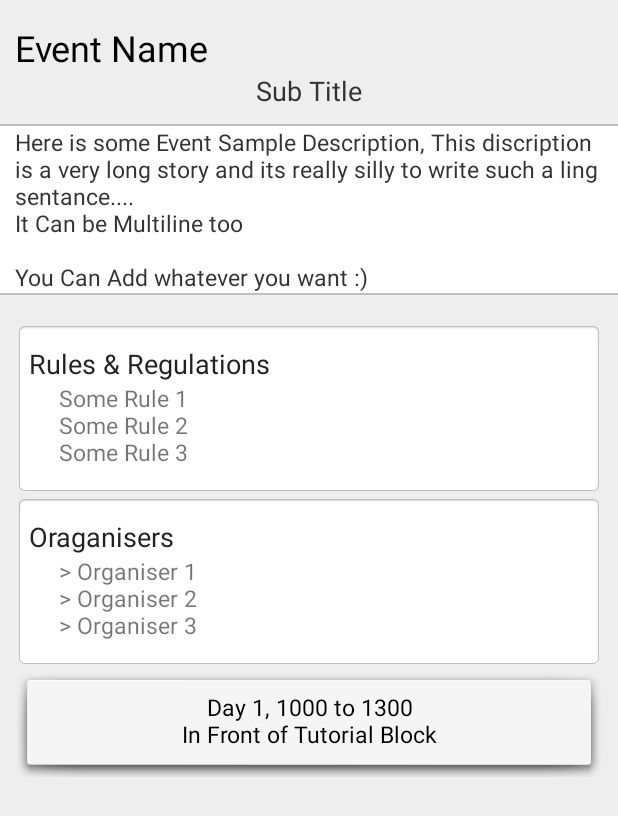
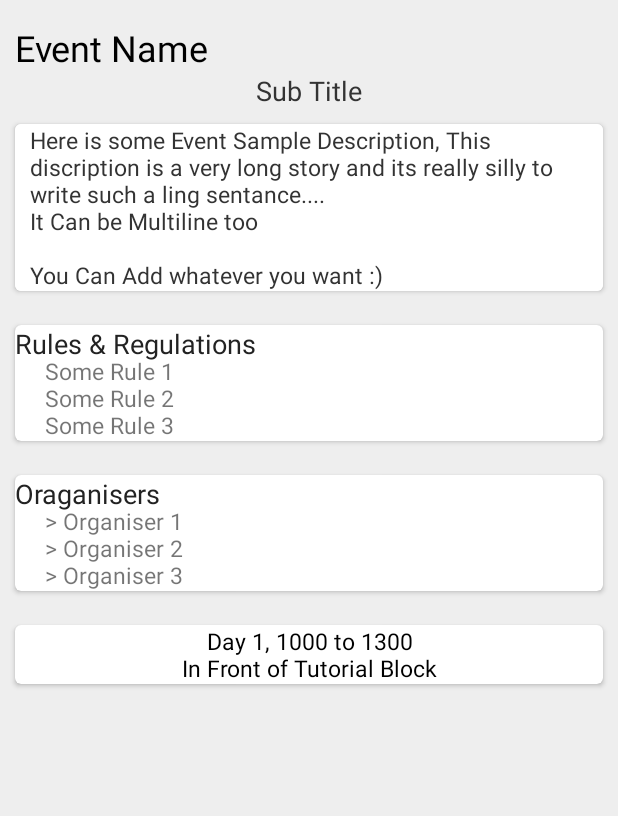
Before and after one commit to Njack-IITP/Anwesha17-android, an Android app: the layout content_event_details.xml on its own in the app's theme, with its tools: preview values and no code run, on a phone screen of 412 x 824 dp. Shown: the top 816 px of the screen. Run offline under Robolectric (Android 15) with nearby library versions, the phone set to English and light mode, and no system bars.

Commit message:
Card View Implemented

```diff
--- a/app/build.gradle
+++ b/app/build.gradle
@@ -26,5 +26,6 @@ dependencies {
     compile 'com.android.support:support-v4:23.0.1'
     compile 'com.android.support:design:23.0.1'
     compile 'com.google.android.gms:play-services:8.1.0'
+    compile 'com.android.support:cardview-v7:23.0.+'
     compile files('lib/volley.jar')
 }
--- a/app/src/main/java/in/ac/iitp/anwesha/EventList.java
+++ b/app/src/main/java/in/ac/iitp/anwesha/EventList.java
@@ -132,13 +132,15 @@ public class EventList extends AppCompatActivity
             tv.setText(getItem(position).name);
             TextView tvdesc = (TextView) convertView.findViewById(R.id.tv_event_list_element_desc);
             tvdesc.setText(getItem(position).desc);
-            ImageView iv = (ImageView) convertView.findViewById(R.id.iv_event_list_back);
+           //Alternate white black card
+            /*ImageView iv = (ImageView) convertView.findViewById(R.id.iv_event_list_back);
             View v=convertView.findViewById(R.id.fab);
             v.setTag(position);
             v.setOnClickListener(this);
             if(position%2==0)
                 iv.setVisibility(View.GONE);
             else iv.setVisibility(View.VISIBLE);
+            */
             return convertView;
         }
 
--- a/app/src/main/res/layout/content_event_details.xml
+++ b/app/src/main/res/layout/content_event_details.xml
@@ -27,7 +27,7 @@
                     android:layout_width="match_parent"
                     android:layout_height="wrap_content"
                     android:paddingTop="15dp"
-                    android:paddingBottom="18dp">
+                    android:paddingBottom="1dp">
 
                     <TextView
                         android:layout_width="wrap_content"
@@ -40,8 +40,9 @@
                         android:text="Event Name"
                         android:id="@+id/event_details_title" />
                     <TextView
-                        android:layout_width="wrap_content"
+                        android:layout_width="match_parent"
                         android:layout_height="wrap_content"
+                        android:gravity="center_horizontal"
                         android:paddingLeft="10dp"
                         android:paddingRight="10dp"
                         android:text="Sub Title"
@@ -50,11 +51,17 @@
 
                         android:layout_gravity="center_horizontal"
                         android:id="@+id/event_details_subtitle"/>
-                    <ImageView
-                        android:layout_marginTop="10dp"
-                        android:layout_width="match_parent"
+                    <android.support.v7.widget.CardView
+                          xmlns:card_view="http://schemas.android.com/apk/res-auto"
+                          android:id="@+id/card_view"
+                          android:layout_gravity="center"
+                          android:layout_width="wrap_content"
                           android:layout_height="wrap_content"
-                        android:background="@android:drawable/divider_horizontal_textfield"/>
+                          card_view:cardCornerRadius="4dp"
+                            android:layout_marginLeft="10dp"
+                        android:layout_margin="10dp"
+                        >
+
                         <TextView
                             android:background="#FFF"
 
@@ -66,29 +73,35 @@
                             android:textColor="#333"
                             android:id="@+id/event_details_story"
                             android:text="Here is some Event Sample Description, This discription is a very long story and its really silly to write such a ling sentance....\nIt Can be Multiline too\n\nYou Can Add whatever you want :)"/>
-                    <ImageView
-                        android:layout_width="match_parent"
-                        android:layout_height="wrap_content"
-                        android:background="@android:drawable/divider_horizontal_textfield"/>
+
+                    </android.support.v7.widget.CardView>
 
                 </LinearLayout>
 
                 <LinearLayout
                     android:orientation="vertical"
-                    android:background="@android:drawable/editbox_background"
                     android:layout_width="match_parent"
                     android:layout_height="wrap_content"
+                    android:paddingTop="1dp"
+                    android:paddingBottom="1dp">
+                    <android.support.v7.widget.CardView
+                        xmlns:card_view="http://schemas.android.com/apk/res-auto"
+                        android:id="@+id/card_view1"
+                        android:layout_gravity="center"
+                        android:layout_width="match_parent"
+                        android:layout_height="wrap_content"
+                        card_view:cardCornerRadius="4dp"
                         android:layout_marginLeft="10dp"
-                    android:layout_marginRight="10dp"
-                    android:paddingTop="15dp"
+                        android:layout_margin="10dp"
+                        >
 
-                    android:paddingBottom="18dp">
                         <TextView
                             android:layout_width="wrap_content"
                             android:layout_height="wrap_content"
                             android:text="Rules &amp; Regulations"
                             android:textSize="18dp"
                             android:textColor="#222"/>
+
                         <TextView
                             android:layout_marginRight="5dp"
                             android:layout_width="match_parent"
@@ -96,19 +109,32 @@
                             android:paddingRight="30dp"
                             android:layout_height="wrap_content"
                             android:textSize="15sp"
+                            android:paddingTop="20dp"
                             android:id="@+id/event_details_rules"
 
                             android:text="Some Rule 1\nSome Rule 2\nSome Rule 3"/>
+
+                    </android.support.v7.widget.CardView>
+
+
                 </LinearLayout>
                 <LinearLayout
                     android:orientation="vertical"
                     android:layout_width="match_parent"
                     android:layout_height="wrap_content"
+                    android:paddingTop="1dp"
+                    android:paddingBottom="1dp">
+
+                    <android.support.v7.widget.CardView
+                        xmlns:card_view="http://schemas.android.com/apk/res-auto"
+                        android:id="@+id/card_view2"
+                        android:layout_gravity="center"
+                        android:layout_width="match_parent"
+                        android:layout_height="wrap_content"
+                        card_view:cardCornerRadius="4dp"
                         android:layout_marginLeft="10dp"
-                    android:layout_marginRight="10dp"
-                    android:background="@android:drawable/editbox_background"
-                    android:paddingTop="15dp"
-                    android:paddingBottom="18dp">
+                        android:layout_margin="10dp"
+                        >
                         <TextView
                             android:layout_width="wrap_content"
                             android:layout_height="wrap_content"
@@ -119,12 +145,15 @@
                             android:layout_marginRight="5dp"
                             android:paddingLeft="20dp"
                             android:paddingRight="30dp"
+                            android:paddingTop="20dp"
                             android:layout_width="match_parent"
                             android:layout_height="wrap_content"
                             android:textSize="15sp"
                             android:id="@+id/event_details_organisers"
 
                             android:text="> Organiser 1\n> Organiser 2\n> Organiser 3"/>
+                    </android.support.v7.widget.CardView>
+
 
                 </LinearLayout>
                 <FrameLayout
@@ -137,11 +166,19 @@
                     android:orientation="vertical"
                     android:layout_width="match_parent"
                     android:layout_height="wrap_content"
+                    android:paddingTop="1dp"
+                    android:paddingBottom="1dp">
+
+                    <android.support.v7.widget.CardView
+                        xmlns:card_view="http://schemas.android.com/apk/res-auto"
+                        android:id="@+id/card_view3"
+                        android:layout_gravity="center"
+                        android:layout_width="match_parent"
+                        android:layout_height="wrap_content"
+                        card_view:cardCornerRadius="4dp"
                         android:layout_marginLeft="10dp"
-                    android:background="@android:drawable/dialog_holo_light_frame"
-                    android:layout_marginRight="10dp"
-                    android:paddingTop="15dp"
-                    android:paddingBottom="18dp">
+                        android:layout_margin="10dp"
+                        >
                         <TextView
                             android:layout_width="match_parent"
                             android:layout_height="wrap_content"
@@ -151,6 +188,8 @@
                             android:id="@+id/event_details_schNvenue"
 
                             android:text="Day 1, 1000 to 1300\nIn Front of Tutorial Block"/>
+                    </android.support.v7.widget.CardView>
+
                 </LinearLayout>
             </LinearLayout>
 
--- a/app/src/main/res/layout/content_event_list.xml
+++ b/app/src/main/res/layout/content_event_list.xml
@@ -8,11 +8,11 @@
 
 
         <ListView
-            android:background="@android:drawable/editbox_background"
+            android:background="#eee"
             android:layout_width="match_parent"
             android:layout_height="match_parent"
 
-            android:dividerHeight="0dp"
+            android:divider="#000"
             android:id="@+id/event_list_lv"
             ></ListView>
 
--- a/app/src/main/res/layout/fragment_about_dev.xml
+++ b/app/src/main/res/layout/fragment_about_dev.xml
@@ -69,7 +69,7 @@
         <TextView
             android:layout_width="wrap_content"
             android:layout_height="wrap_content"
-            android:text="+91-9631089109"
+            android:text="+91-9631089106"
             android:layout_gravity="center_horizontal"/>
 
 
```
Also changed, not shown: app/src/main/res/layout/lay_event_element.xml (+14 -15 lines), 311 other files. Lines whose indentation alone changed are shown as unchanged.
